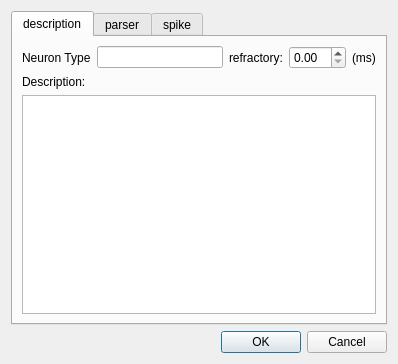
Before: the Qt Designer form ANNarchyUI/ui/Neuron_Definition.ui in founderznd/PycharmProjects, drawn with Qt 5.
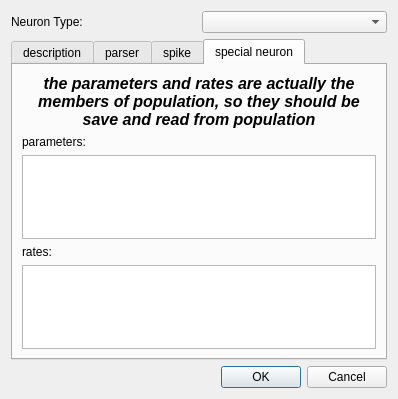
After: the same form once the commit is applied. The open tabs and pages were chosen to show the change.

What changed in the file:
```diff
--- a/ANNarchyUI/ui/Neuron_Definition.ui
+++ b/ANNarchyUI/ui/Neuron_Definition.ui
@@ -7,13 +7,27 @@
     <x>0</x>
     <y>0</y>
     <width>398</width>
-    <height>364</height>
+    <height>399</height>
    </rect>
   </property>
   <property name="windowTitle">
    <string>Neuron</string>
   </property>
   <layout class="QVBoxLayout" name="verticalLayout">
+   <item>
+    <layout class="QHBoxLayout" name="horizontalLayout_2">
+     <item>
+      <widget class="QLabel" name="label_10">
+       <property name="text">
+        <string>Neuron Type:</string>
+       </property>
+      </widget>
+     </item>
+     <item>
+      <widget class="QComboBox" name="comboBox_neuron_type"/>
+     </item>
+    </layout>
+   </item>
    <item>
     <widget class="QTabWidget" name="tabWidget">
      <property name="currentIndex">
@@ -155,6 +169,54 @@
        </item>
       </layout>
      </widget>
+     <widget class="QWidget" name="tab_4">
+      <attribute name="title">
+       <string>special neuron</string>
+      </attribute>
+      <layout class="QVBoxLayout" name="verticalLayout_4">
+       <item>
+        <widget class="QLabel" name="label_11">
+         <property name="font">
+          <font>
+           <pointsize>12</pointsize>
+           <weight>75</weight>
+           <italic>true</italic>
+           <bold>true</bold>
+          </font>
+         </property>
+         <property name="text">
+          <string>the parameters and rates are actually the members of population, so they should be save and read from population</string>
+         </property>
+         <property name="alignment">
+          <set>Qt::AlignCenter</set>
+         </property>
+         <property name="wordWrap">
+          <bool>true</bool>
+         </property>
+        </widget>
+       </item>
+       <item>
+        <widget class="QLabel" name="label_13">
+         <property name="text">
+          <string>parameters:</string>
+         </property>
+        </widget>
+       </item>
+       <item>
+        <widget class="QPlainTextEdit" name="plainTextEdit_parameters"/>
+       </item>
+       <item>
+        <widget class="QLabel" name="label_12">
+         <property name="text">
+          <string>rates:</string>
+         </property>
+        </widget>
+       </item>
+       <item>
+        <widget class="QPlainTextEdit" name="plainTextEdit_rates"/>
+       </item>
+      </layout>
+     </widget>
     </widget>
    </item>
    <item>
```
